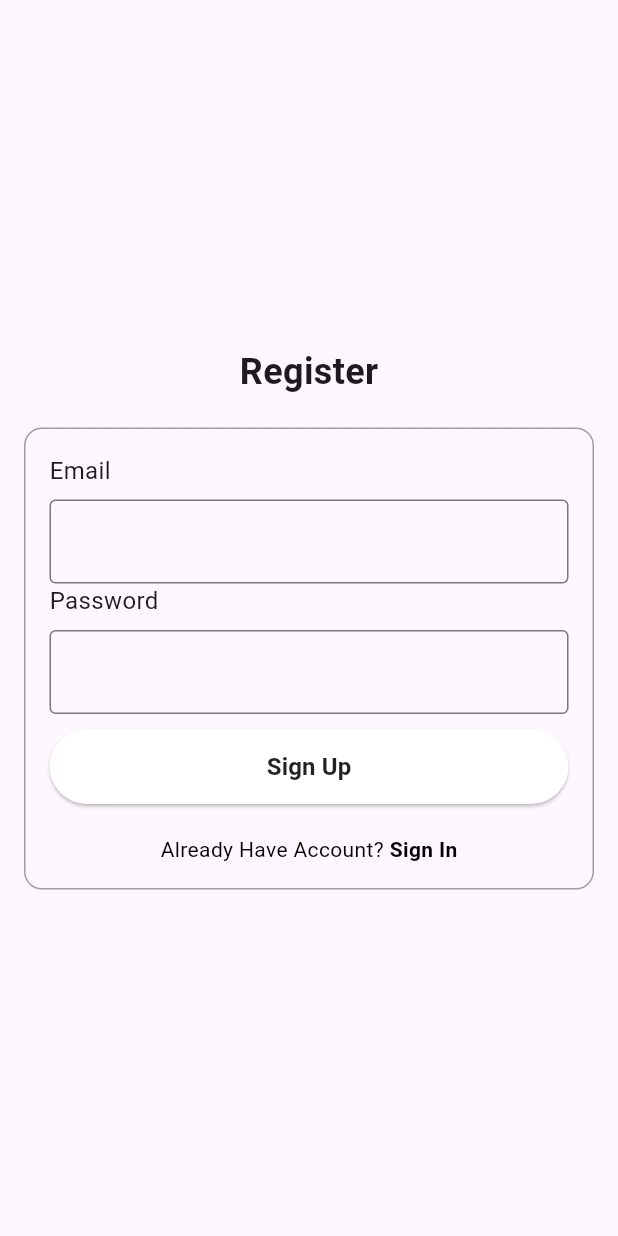
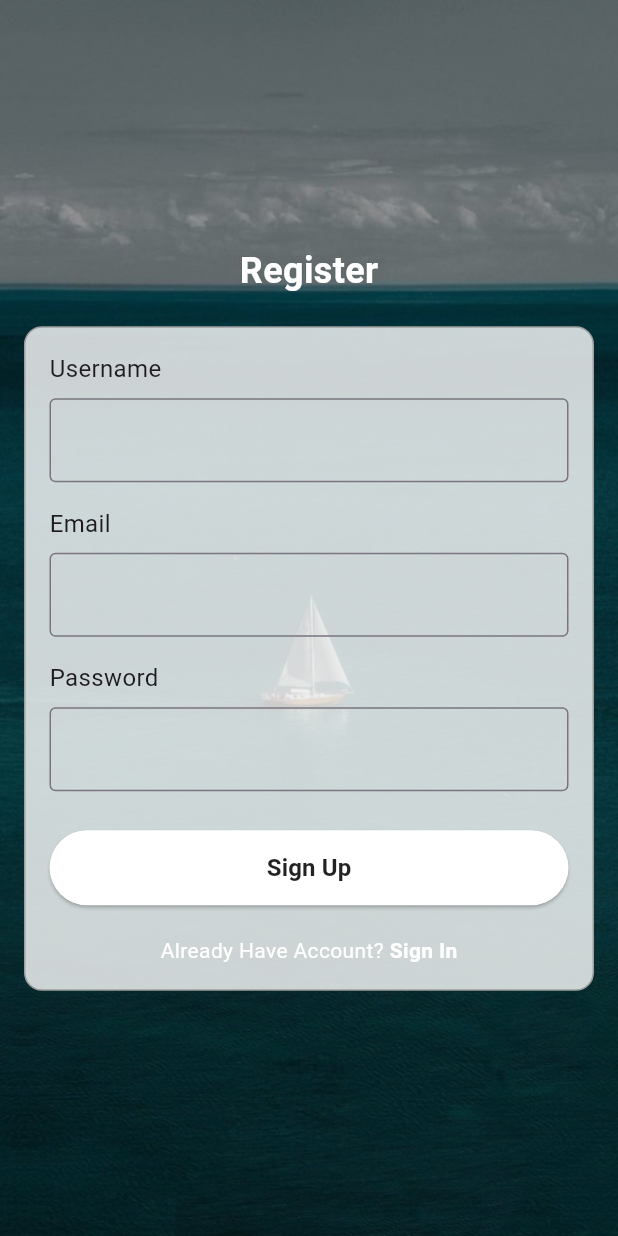
Before and after one commit to alfianindra/Poutendance, a Flutter app: the screen it shows after launch, after a tap on "Sign Up", on a phone screen of 412 x 824 dp. Run offline on Flutter 3.47's test engine with Material 3 defaults, Android fonts, the phone set to English and light mode, and no system bars; our stand-ins replace cloud_firestore, firebase_auth, firebase_core; accounts and stored records are empty; network calls fail.

Commit message:
Menambahkan Background dan buat database untuk store user

```diff
--- a/lib/Screen/login.dart
+++ b/lib/Screen/login.dart
@@ -15,10 +15,26 @@ class SignInScreen extends StatefulWidget {
 class _SignInScreenState extends State<SignInScreen> {
   TextEditingController _passwordTextController = TextEditingController();
   TextEditingController _emailTextController = TextEditingController();
+
   @override
   Widget build(BuildContext context) {
     return Scaffold(
-      body: Center(
+      body: Stack(
+        children: [
+          // Background image with opacity
+          Container(
+            decoration: BoxDecoration(
+              image: DecorationImage(
+                image: AssetImage('assets/perahu.jpg'),
+                fit: BoxFit.cover,
+                colorFilter: ColorFilter.mode(
+                  Colors.black.withOpacity(0.3), // Adjust the opacity
+                  BlendMode.darken,
+                ),
+              ),
+            ),
+          ),
+          Center(
             child: Padding(
               padding: const EdgeInsets.all(16.0),
               child: Column(
@@ -29,12 +45,15 @@ class _SignInScreenState extends State<SignInScreen> {
                     style: TextStyle(
                       fontSize: 24,
                       fontWeight: FontWeight.bold,
+                      color: Colors.white, // Change text color to white
                     ),
                   ),
                   SizedBox(height: 20),
                   Container(
                     padding: EdgeInsets.all(16.0),
                     decoration: BoxDecoration(
+                      color: Colors.white
+                          .withOpacity(0.8), // Semi-transparent background
                       border: Border.all(
                         color: Colors.grey,
                       ),
@@ -58,6 +77,7 @@ class _SignInScreenState extends State<SignInScreen> {
                           ),
                           controller: _emailTextController,
                         ),
+                        SizedBox(height: 16), // Add spacing between fields
                         Text(
                           'Password',
                           style: TextStyle(
@@ -72,6 +92,7 @@ class _SignInScreenState extends State<SignInScreen> {
                           ),
                           controller: _passwordTextController,
                         ),
+                        SizedBox(height: 16), // Add spacing between fields
                         forgetPassword(context),
                         firebaseUIButton(context, 'Sign In', () {
                           FirebaseAuth.instance
@@ -95,6 +116,8 @@ class _SignInScreenState extends State<SignInScreen> {
               ),
             ),
           ),
+        ],
+      ),
     );
   }
 
@@ -103,7 +126,7 @@ class _SignInScreenState extends State<SignInScreen> {
       mainAxisAlignment: MainAxisAlignment.center,
       children: [
         const Text("Don't have account?",
-            style: TextStyle(color: Colors.black)),
+            style: TextStyle(color: Colors.white)),
         GestureDetector(
           onTap: () {
             Navigator.push(context,
@@ -111,7 +134,7 @@ class _SignInScreenState extends State<SignInScreen> {
           },
           child: const Text(
             " Sign Up",
-            style: TextStyle(color: Colors.black, fontWeight: FontWeight.bold),
+            style: TextStyle(color: Colors.white, fontWeight: FontWeight.bold),
           ),
         )
       ],
--- a/lib/Screen/signup.dart
+++ b/lib/Screen/signup.dart
@@ -1,3 +1,4 @@
+import 'package:cloud_firestore/cloud_firestore.dart';
 import 'package:flutter/material.dart';
 import 'package:poutendance/widget/button.dart';
 import 'package:firebase_auth/firebase_auth.dart';
@@ -13,10 +14,29 @@ class SignUpScreen extends StatefulWidget {
 class _SignUpScreenState extends State<SignUpScreen> {
   TextEditingController _passwordTextController = TextEditingController();
   TextEditingController _emailTextController = TextEditingController();
+  TextEditingController _userTextController = TextEditingController();
+
   @override
   Widget build(BuildContext context) {
     return Scaffold(
-      body: Center(
+      body: Stack(
+        children: [
+          // Background image with opacity
+          Container(
+            decoration: BoxDecoration(
+              image: DecorationImage(
+                image: AssetImage('assets/perahu.jpg'),
+                fit: BoxFit.cover,
+                colorFilter: ColorFilter.mode(
+                  Colors.black.withOpacity(0.3), // Adjust the opacity
+                  BlendMode.darken,
+                ),
+              ),
+            ),
+          ),
+          Center(
+            child: SingleChildScrollView(
+              // Menambahkan SingleChildScrollView di sini
               child: Padding(
                 padding: const EdgeInsets.all(16.0),
                 child: Column(
@@ -27,12 +47,15 @@ class _SignUpScreenState extends State<SignUpScreen> {
                       style: TextStyle(
                         fontSize: 24,
                         fontWeight: FontWeight.bold,
+                        color: Colors.white, // Change text color to white
                       ),
                     ),
                     SizedBox(height: 20),
                     Container(
                       padding: EdgeInsets.all(16.0),
                       decoration: BoxDecoration(
+                        color: Colors.white
+                            .withOpacity(0.8), // Semi-transparent background
                         border: Border.all(
                           color: Colors.grey,
                         ),
@@ -41,6 +64,24 @@ class _SignUpScreenState extends State<SignUpScreen> {
                       child: Column(
                         crossAxisAlignment: CrossAxisAlignment.start,
                         children: [
+                          Text(
+                            'Username',
+                            style: TextStyle(
+                              fontSize: 16,
+                            ),
+                          ),
+                          SizedBox(height: 8),
+                          TextField(
+                            decoration: InputDecoration(
+                              border: OutlineInputBorder(),
+                              labelText: "",
+                              hintText: "Username",
+                            ),
+                            controller: _userTextController,
+                          ),
+                          SizedBox(
+                              height:
+                                  16), // Tambahkan SizedBox untuk spasi antar TextField
                           Text(
                             'Email',
                             style: TextStyle(
@@ -56,6 +97,9 @@ class _SignUpScreenState extends State<SignUpScreen> {
                             ),
                             controller: _emailTextController,
                           ),
+                          SizedBox(
+                              height:
+                                  16), // Tambahkan SizedBox untuk spasi antar TextField
                           Text(
                             'Password',
                             style: TextStyle(
@@ -70,19 +114,34 @@ class _SignUpScreenState extends State<SignUpScreen> {
                             ),
                             controller: _passwordTextController,
                           ),
-                    firebaseUIButton(context, 'Sign Up', () {
-                      FirebaseAuth.instance
+                          SizedBox(
+                              height:
+                                  16), // Tambahkan SizedBox untuk spasi antar elemen
+                          firebaseUIButton(context, 'Sign Up', () async {
+                            try {
+                              UserCredential userCredential = await FirebaseAuth
+                                  .instance
                                   .createUserWithEmailAndPassword(
                                 email: _emailTextController.text,
-                              password: _passwordTextController.text)
-                          .then((value) {
+                                password: _passwordTextController.text,
+                              );
+
+                              await FirebaseFirestore.instance
+                                  .collection('users')
+                                  .doc(userCredential.user?.uid)
+                                  .set({
+                                'username': _userTextController.text,
+                                'email': _emailTextController.text,
+                              });
+
                               Navigator.push(
                                 context,
                                 MaterialPageRoute(
-                                builder: (context) => SignInScreen()));
-                      }).onError((error, stackTrace) {
+                                    builder: (context) => SignInScreen()),
+                              );
+                            } catch (error) {
                               print("Error ${error.toString()}");
-                      });
+                            }
                           }),
                           signUpOption()
                         ],
@@ -92,6 +151,9 @@ class _SignUpScreenState extends State<SignUpScreen> {
                 ),
               ),
             ),
+          ),
+        ],
+      ),
     );
   }
 
@@ -100,7 +162,7 @@ class _SignUpScreenState extends State<SignUpScreen> {
       mainAxisAlignment: MainAxisAlignment.center,
       children: [
         const Text("Already Have Account?",
-            style: TextStyle(color: Colors.black)),
+            style: TextStyle(color: Colors.white)),
         GestureDetector(
           onTap: () {
             Navigator.push(context,
@@ -108,95 +170,10 @@ class _SignUpScreenState extends State<SignUpScreen> {
           },
           child: const Text(
             " Sign In",
-            style: TextStyle(color: Colors.black, fontWeight: FontWeight.bold),
+            style: TextStyle(color: Colors.white, fontWeight: FontWeight.bold),
           ),
         )
       ],
     );
   }
 }
-
-//   Widget build(BuildContext context) {
-//     return Scaffold(
-//       extendBodyBehindAppBar: true,
-//       appBar: AppBar(
-//         backgroundColor: Colors.transparent,
-//         elevation: 0,
-//         title: const Text(
-//           "Sign Up",
-//           style: TextStyle(fontSize: 24, fontWeight: FontWeight.bold),
-//         ),
-//       ),
-//       body: Container(
-//           width: MediaQuery.of(context).size.width,
-//           height: MediaQuery.of(context).size.height,
-//           child: SingleChildScrollView(
-//               child: Padding(
-//             padding: EdgeInsets.fromLTRB(20, 120, 20, 0),
-//             child: Column(
-//               children: <Widget>[
-//                 Text(
-//                   'Register',
-//                   style: TextStyle(
-//                     fontSize: 24,
-//                     fontWeight: FontWeight.bold,
-//                   ),
-//                 ),
-//                 SizedBox(
-//                   height: 20,
-//                 ),
-//                 reusableTextField("Enter UserName", Icons.person_outline, false,
-//                     _userNameTextController),
-//                 const SizedBox(
-//                   height: 20,
-//                 ),
-//                 reusableTextField("Enter Email Id", Icons.person_outline, false,
-//                     _emailTextController),
-//                 const SizedBox(
-//                   height: 20,
-//                 ),
-//                 reusableTextField("Enter Password", Icons.lock_outlined, true,
-//                     _passwordTextController),
-//                 const SizedBox(
-//                   height: 20,
-//                 ),
-//                 firebaseUIButton(context, "Sign Up", () {
-//                   FirebaseAuth.instance
-//                       .createUserWithEmailAndPassword(
-//                           email: _emailTextController.text,
-//                           password: _passwordTextController.text)
-//                       .then((value) {
-//                     print("Created New Account");
-//                     Navigator.push(context,
-//                         MaterialPageRoute(builder: (context) => HomeScreen()));
-//                   }).onError((error, stackTrace) {
-//                     print("Error ${error.toString()}");
-//                   });
-//                 }),
-//                 signInOption()
-//               ],
-//             ),
-//           ))),
-//     );
-//   }
-
-//   Row signInOption() {
-//     return Row(
-//       mainAxisAlignment: MainAxisAlignment.center,
-//       children: [
-//         const Text("Already Have Account?",
-//             style: TextStyle(color: Colors.black)),
-//         GestureDetector(
-//           onTap: () {
-//             Navigator.push(context,
-//                 MaterialPageRoute(builder: (context) => SignInScreen()));
-//           },
-//           child: const Text(
-//             " Sign In",
-//             style: TextStyle(color: Colors.black, fontWeight: FontWeight.bold),
-//           ),
-//         )
-//       ],
-//     );
-//   }
-// }
```
Also changed, not shown: lib/Screen/home_screen.dart (+52 -14 lines), lib/Screen/resetpas.dart (+27 -4 lines), pubspec.yaml (+4 -3 lines), assets/perahu.jpg (added), pubspec.lock, 3 other files. Lines whose indentation alone changed are shown as unchanged.
